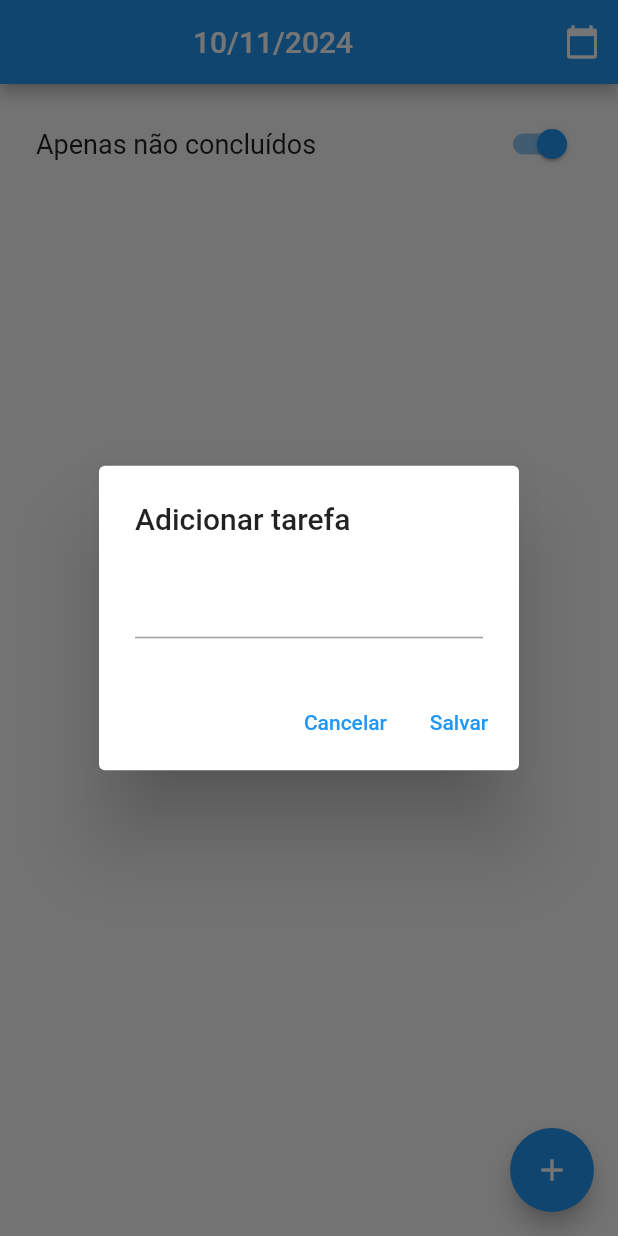
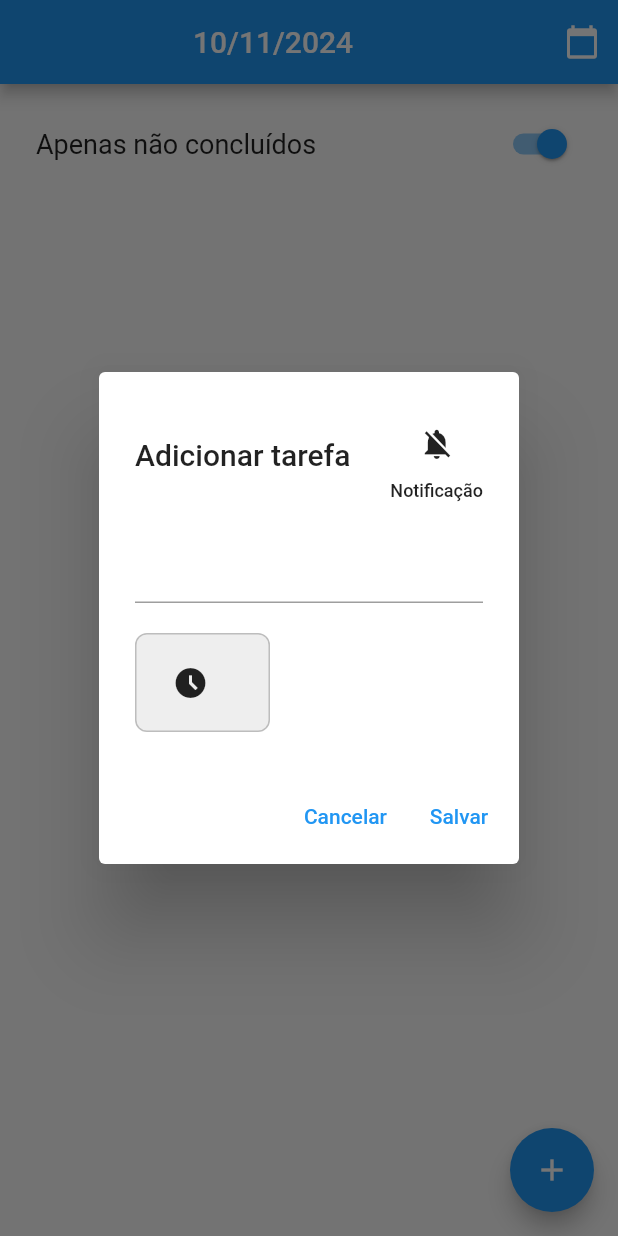
Before and after one commit to eduardoandd/todo_list, a Flutter app: the screen it shows after launch, after a tap on the "add" icon, on a phone screen of 412 x 824 dp. Run offline on Flutter 3.47's test engine with Material 2 defaults, Android fonts, the light colour scheme and no system bars; our stand-ins replace hive; accounts and stored records are empty.

Commit message:
prototipo do corpo e erro na hora de salvar.

```diff
--- a/lib/model/todo_model.dart
+++ b/lib/model/todo_model.dart
@@ -1,3 +1,4 @@
+import 'package:flutter/material.dart';
 import 'package:hive/hive.dart';
 part 'todo_model.g.dart';
 
@@ -7,7 +8,7 @@ class ToDoModel extends HiveObject{
 
   ToDoModel();
 
-  ToDoModel.create(this.description,this.completed,this.date);
+  ToDoModel.create(this.description,this.completed,this.date, this.notify, this.notificationTime, this.TaskTime, this.taskHour);
 
   @HiveField(0)
   String? description = "";
@@ -18,4 +19,18 @@ class ToDoModel extends HiveObject{
   @HiveField(2)
   DateTime date = DateTime.now();
 
+  @HiveField(3)
+  bool notify = false;
+
+  @HiveField(4)
+  TimeOfDay? notificationTime;
+
+
+  @HiveField(5)
+  bool TaskTime = false;
+
+  @HiveField(6)
+  TimeOfDay? taskHour;
+
+
 }
--- a/lib/pages/todo_page.dart
+++ b/lib/pages/todo_page.dart
@@ -1,6 +1,9 @@
+// ignore_for_file: prefer_const_constructors
+
 import 'package:flutter/cupertino.dart';
 import 'package:flutter/material.dart';
 import 'package:intl/intl.dart';
+import 'package:todo_list/shared/widgets/custom_alert_dialog.dart';
 
 import '../model/todo_model.dart';
 import '../repositories/todo_repositories.dart';
@@ -20,6 +23,11 @@ class _TodoPageState extends State<TodoPage> {
   DateTime pickDate = DateTime.now(); // Inicia com a data atual
   DateFormat dateFormat = DateFormat('dd/MM/yyyy');
   bool _initialized = false;
+  bool notification = false;
+  TimeOfDay? notificationTime;
+  bool taskTime = false;
+  TimeOfDay? taskHour;
+  bool watchIcon = false;
 
   PageController _pageController = PageController(initialPage: 1);
 
@@ -42,6 +50,21 @@ class _TodoPageState extends State<TodoPage> {
     });
     getTasks();
   }
+
+  String formatTimeOfNotification(TimeOfDay? time) {
+    if (time == null) return "Notificação"; // Retorna uma string vazia caso o timeNotification seja nulo
+    final hours = time.hour.toString().padLeft(2, '0');
+    final minutes = time.minute.toString().padLeft(2, '0');
+    return '$hours:$minutes';
+  }
+
+  String formatTimeOfTask(TimeOfDay? time) {
+    if (time == null) return ""; // Retorna uma string vazia caso o timeNotification seja nulo
+    final hours = time.hour.toString().padLeft(2, '0');
+    final minutes = time.minute.toString().padLeft(2, '0');
+    return '$hours:$minutes';
+  }
+
 
   @override
   Widget build(BuildContext context) {
@@ -76,41 +99,81 @@ class _TodoPageState extends State<TodoPage> {
         child: const Icon(Icons.add),
         onPressed: () {
           descriptionController.text = "";
+          notificationTime = null;
+          notification = false;
+          taskTime = false;
           showDialog(
             context: context,
             builder: (BuildContext bc) {
-              return AlertDialog(
-                title: Text("Adicionar tarefa"),
-                content: TextField(
+              return StatefulBuilder(
+                builder: (context, setState) {
+                  return CustomAlertDialog(
+                  title: "Adicionar tarefa",
                   controller: descriptionController,
-                ),
-                actions: [
-                  TextButton(
-                    onPressed: () {
-                      Navigator.pop(context);
+                  icon: notification ?
+                  Icons.notifications :
+                  Icons.notifications_off,
+
+                  onIconPressed: () async {
+                    setState(() {
+                      notification = !notification;
+                    });
+                    if (notification){
+                      final pickedTime = await showTimePicker(
+                        context: context,
+                        initialTime: TimeOfDay.now()
+                      );
+
+                      if (pickedTime !=null) {
+                        setState(() {
+                          notificationTime = pickedTime;
+                          // print(timeNotification);
+                        });
+                      }
+                    }
                   },
-                    child: Text("Cancelar"),
-                  ),
-                  TextButton(
-                    onPressed: () async {
+                  timeNotification: formatTimeOfNotification(notificationTime),
+
+                  icon2: taskTime ?
+                  Icons.access_time :
+                  Icons.access_time_filled,
+                  onIconPressed2: () async{
+                    setState (() {
+                      taskTime = !taskTime;
+                      watchIcon = !watchIcon;
+                    });
+                    if (taskTime){
+                      final pickedTaskTime = await showTimePicker(
+                          context: context,
+                          initialTime: TimeOfDay.now()
+                      );
+                      if (pickedTaskTime != null){
+                        setState((){
+                          taskHour = pickedTaskTime;
+                        });
+                      }
+                    }
+                  },
+                  timeTask: formatTimeOfTask(taskHour),
+                  visible:  watchIcon ? true : false,
+                  onConfirm: () async {
                       await todoRepository.saveData(
-                        ToDoModel.create(descriptionController.text, false, pickDate),
+                        ToDoModel.create(descriptionController.text, false, pickDate,notification,notificationTime, taskTime, taskHour ),
                       );
-                      Navigator.pop(context);
                       getTasks();
                   },
-                    child: Text("Salvar"),
-                  ),
-                ],
+                  confirmText: "Salvar",
+            );
+          },
         );
       },
     );
   },
 ),
+
       body: PageView(
         controller: _pageController,
         onPageChanged: (index) {
-
           if (_initialized) {
             if (index == 0) {
               updateDate(false);
@@ -158,7 +221,11 @@ class _TodoPageState extends State<TodoPage> {
                         },
                         key: Key(task.key.toString()),
                         child: ListTile(
-                          title: Text(task.description.toString()),
+                          title: Row(
+                            children: [
+                              Text(task.description.toString()),
+                            ],
+                          ),
                           trailing: Switch(
                             onChanged: (bool value) async {
                               task.completed = value;
@@ -172,28 +239,67 @@ class _TodoPageState extends State<TodoPage> {
                             showDialog(
                               context: context,
                               builder: (BuildContext bc) {
-                                return AlertDialog(
-                                  title: Text("Editar tarefa"),
-                                  content: TextField(
+                                return StatefulBuilder(
+                                  builder: (context, setState) {
+                                    return CustomAlertDialog(
+                                      title: "Editar tarefa",
                                       controller: descriptionController,
-                                  ),
-                                  actions: [
-                                    TextButton(
-                                      onPressed: () {
-                                        Navigator.pop(context);
+                                      icon: notification ?
+                                      Icons.notifications :
+                                      Icons.notifications_off,
+
+                                      onIconPressed: () async {
+                                        setState(() {
+                                          notification = !notification;
+                                        });
+
+                                        if (notification){
+                                          final pickedTime = await showTimePicker(
+                                            context: context,
+                                            initialTime: TimeOfDay.now()
+                                          );
+
+                                          if (pickedTime !=null) {
+                                            setState(() {
+                                            notificationTime = pickedTime;
+                                            });
+                                          }
+                                        }
                                       },
-                                      child: Text("Cancelar"),
-                                    ),
-                                    TextButton(
-                                      onPressed: () async {
-                                        task.description = descriptionController.text;
-                                        await todoRepository.update(task);
-                                        Navigator.pop(context);
+                                      timeNotification: formatTimeOfNotification(notificationTime),
+
+                                      icon2: taskTime ?
+                                      Icons.access_time :
+                                      Icons.access_time_filled,
+                                      onIconPressed2: () async{
+                                        setState (() {
+                                          taskTime = !taskTime;
+                                          watchIcon = !watchIcon;
+                                        });
+                                        if (taskTime){
+                                          final pickedTaskTime = await showTimePicker(
+                                              context: context,
+                                              initialTime: TimeOfDay.now()
+                                          );
+                                          if (pickedTaskTime != null){
+                                            setState((){
+                                              taskHour = pickedTaskTime;
+                                            });
+                                          }
+                                        }
+                                      },
+                                      timeTask: formatTimeOfTask(taskHour),
+                                      visible:  watchIcon ? true : false,
+
+                                      onConfirm: () async {
+                                        await todoRepository.saveData(
+                                          ToDoModel.create(descriptionController.text, false, pickDate,notification,notificationTime, taskTime, taskHour ),
+                                        );
                                         getTasks();
                                       },
-                                      child: Text("Editar"),
-                                    ),
-                                  ],
+                                      confirmText: "Salvar",
+                                    );
+                                  },
                                 );
                               },
                             );
--- /dev/null
+++ b/lib/shared/widgets/custom_alert_dialog.dart
@@ -0,0 +1,119 @@
+// ignore_for_file: prefer_const_constructors, prefer_const_literals_to_create_immutables
+
+import 'package:flutter/cupertino.dart';
+import 'package:flutter/material.dart';
+
+class CustomAlertDialog extends StatelessWidget {
+  final TextEditingController controller;
+  final String title;
+  final String confirmText;
+  final Function onConfirm;
+  final IconData icon;
+  final IconData icon2;
+  final VoidCallback onIconPressed;
+  final VoidCallback onIconPressed2;
+  final String timeNotification;
+  final String timeTask;
+  final bool visible;
+
+  CustomAlertDialog({
+    required this.controller,
+    required this.title,
+    required this.confirmText,
+    required this.onConfirm,
+    required this.icon,
+    required this.icon2,
+    required this.onIconPressed,
+    required this.onIconPressed2,
+    required this.timeNotification,
+    required this.timeTask,
+    required this.visible
+  });
+
+  @override
+  Widget build(BuildContext context) {
+    return AlertDialog(
+      title: Row(
+        mainAxisAlignment: MainAxisAlignment.spaceBetween,
+        children: [
+          Text(title),
+          Column(
+            children: [
+              IconButton(
+                onPressed: onIconPressed,
+                icon: Icon(icon)
+              ),
+              Text(timeNotification, style: TextStyle(fontSize: 12),)
+            ],
+          )
+        ],
+      ),
+      content: Column(
+        mainAxisSize: MainAxisSize.min,
+        children: [
+          TextField(
+            controller: controller,
+          ),
+          SizedBox(height: 20,),
+          Row(
+            children: [
+              Container(
+                padding: EdgeInsets.symmetric(horizontal: 12, vertical: 8),
+                decoration: BoxDecoration(
+                  color: Colors.grey[200],
+                  borderRadius: BorderRadius.circular(8),
+                  border: Border.all(color: Colors.grey[400]!, width: 1),
+                ),
+                child: Row(
+                  children: [
+                    IconButton(
+                      onPressed: onIconPressed2,
+                      icon: Icon(icon2)
+                    ),
+                    // Icon(Icons.access_time, color: Colors.grey[600],),
+                    SizedBox(width: 8),
+                    Text(
+                      timeTask,
+                      style: TextStyle(color: Colors.grey[800]),
+                    ),
+                    SizedBox(width: 8),
+
+                    Visibility(
+                      visible:  visible,
+                      child: Icon(Icons.close, color: Colors.red[600], size: 20,)
+                    ),
+
+
+                  ],
+                ),
+              )
+
+              // Icon(Icons.access_time),
+
+
+            ],
+          ),
+        ],
+      ),
+
+
+      actions: [
+        TextButton(
+          onPressed: () {
+            Navigator.pop(context);
+          },
+          child: Text('Cancelar')
+        ),
+
+        TextButton(
+          onPressed: () {
+            onConfirm();
+            Navigator.pop(context);
+          },
+          child: Text(confirmText),
+        )
+      ],
+    );
+  }
+
+}
```
Also changed, not shown: lib/model/todo_model.g.dart. Lines whose indentation alone changed are shown as unchanged.
